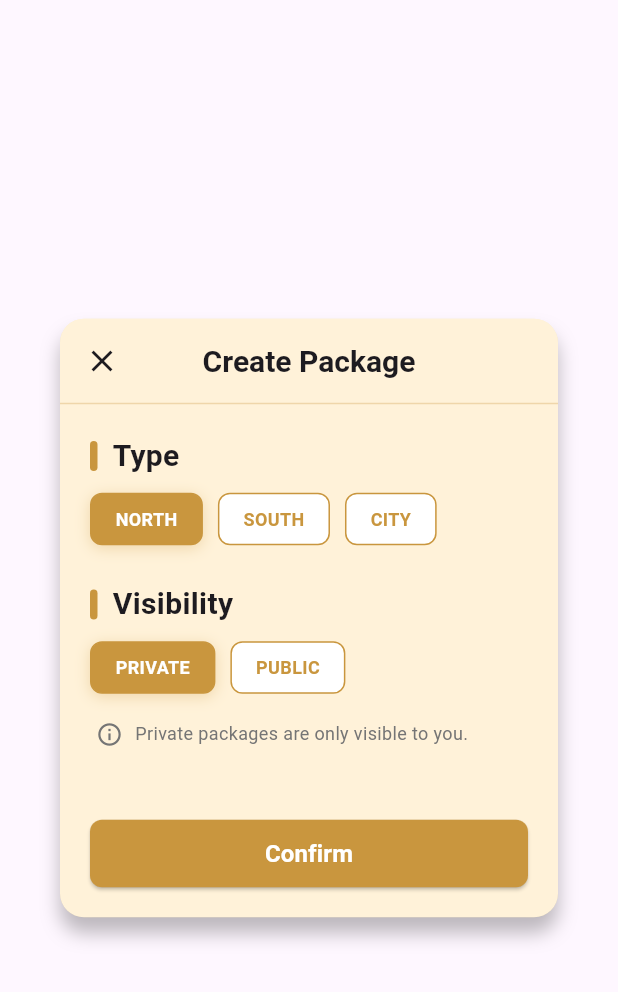
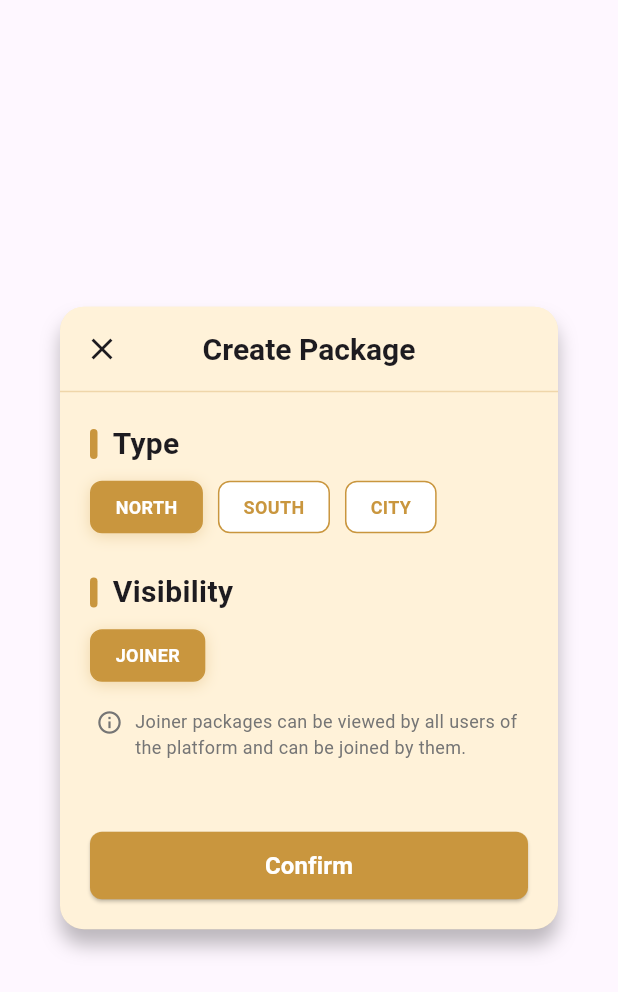
Before and after one commit to Daweee/TripNitor, a Flutter app: the PackageTypeVisibilitySelection widget shown alone on an empty page, opened directly, after a tap on "NORTH", on a phone screen of 412 x 824 dp. Shown: the top 992 px of the screen. Run offline on Flutter 3.47's test engine with Material 3 defaults, Android fonts, the phone set to English and light mode, and no system bars; our stand-ins replace dio, flutter_dash, flutter_dotenv, flutter_map, flutter_rating_bar, flutter_riverpod and 8 more; missing offline and left inert: flutter_stripe; accounts and stored records are empty; network calls fail.

Commit message:
added package creation capability in the admin ui

```diff
--- a/tripnitor_mobile_app/lib/pages/admin/package_admin_page.dart
+++ b/tripnitor_mobile_app/lib/pages/admin/package_admin_page.dart
@@ -1,11 +1,13 @@
 import 'package:flutter/material.dart';
 import 'package:flutter_riverpod/flutter_riverpod.dart';
 import 'package:intl/intl.dart';
+import 'package:font_awesome_flutter/font_awesome_flutter.dart';
 import '../../core/constants/constant.dart';
 import '../../models/package_model.dart';
 import '../../providers/package_provider.dart';
 import 'admin_drawer.dart';
 import 'profile/package_admin_profile.dart';
+import '../../widgets/package_creation_widgets/package_type_visibility_selection.dart';
 
 class PackageAdminPage extends ConsumerStatefulWidget {
   const PackageAdminPage({super.key});
@@ -170,6 +172,21 @@ class _PackageAdminPageState extends ConsumerState<PackageAdminPage> {
           ),
         ],
       ),
+      floatingActionButton: FloatingActionButton(
+        backgroundColor: Color(ColorConstants.PRIMARY_COLOR),
+        onPressed: () {
+          showDialog(
+            context: context,
+            builder: (BuildContext context) {
+              return PackageTypeVisibilitySelection();
+            },
+          );
+        },
+        child: FaIcon(
+          FontAwesomeIcons.boxOpen,
+          color: Color(ColorConstants.BACKGROUND_COLOR),
+        ),
+      ),
     );
   }
 
--- a/tripnitor_mobile_app/lib/widgets/package_creation_widgets/package_type_visibility_selection.dart
+++ b/tripnitor_mobile_app/lib/widgets/package_creation_widgets/package_type_visibility_selection.dart
@@ -1,36 +1,58 @@
 import 'package:flutter/foundation.dart';
 import 'package:flutter/material.dart';
+import 'package:flutter_riverpod/flutter_riverpod.dart';
 
 import '../../core/constants/constant.dart';
+import '../../providers/auth_provider.dart';
 import 'package_details_creation_page.dart';
 import 'package_start_final_location.dart';
 
-class PackageTypeVisibilitySelection extends StatefulWidget {
+class PackageTypeVisibilitySelection extends ConsumerStatefulWidget {
   const PackageTypeVisibilitySelection({super.key});
 
   @override
-  State<PackageTypeVisibilitySelection> createState() =>
+  ConsumerState<PackageTypeVisibilitySelection> createState() =>
       _PackageTypeVisibilitySelectionState();
 }
 
 class _PackageTypeVisibilitySelectionState
-    extends State<PackageTypeVisibilitySelection> {
+    extends ConsumerState<PackageTypeVisibilitySelection> {
   String selectedType = "NORTH";
-  String selectedVisibility = "PRIVATE";
+  String selectedVisibility = "JOINER";
+
+  @override
+  void initState() {
+    super.initState();
+    WidgetsBinding.instance.addPostFrameCallback((_) {
+      final authState = ref.read(authProvider);
+      if (authState.user?.role == 'ADMIN') {
+        setState(() {
+          selectedVisibility = "PRIVATE";
+        });
+      } else {
+        setState(() {
+          selectedVisibility = "JOINER";
+        });
+      }
+    });
+  }
 
   @override
   Widget build(BuildContext context) {
+    final authState = ref.watch(authProvider);
+    final isAdmin = authState.user?.role == 'ADMIN';
+
     return Dialog(
       shape: RoundedRectangleBorder(
         borderRadius: BorderRadius.circular(16),
       ),
       elevation: 0,
       backgroundColor: Color(ColorConstants.BACKGROUND_COLOR),
-      child: _selectionBox(),
+      child: _selectionBox(isAdmin),
     );
   }
 
-  Widget _selectionBox() {
+  Widget _selectionBox(bool isAdmin) {
     return Container(
       decoration: BoxDecoration(
         shape: BoxShape.rectangle,
@@ -55,7 +77,7 @@ class _PackageTypeVisibilitySelectionState
               onPressed: () => Navigator.pop(context),
             ),
             title: Text(
-              'Create Package',
+              isAdmin ? 'Create Pre-set Package' : 'Create Package',
               style: TextStyle(
                 fontSize: 20,
                 fontWeight: FontWeight.bold,
@@ -78,7 +100,7 @@ class _PackageTypeVisibilitySelectionState
                 SizedBox(height: 25),
                 _titleRow('Visibility'),
                 SizedBox(height: 10),
-                _visibilityChoices(),
+                _visibilityChoices(isAdmin),
                 SizedBox(height: 10),
                 _visibilityInfo(),
                 SizedBox(height: 40),
@@ -92,6 +114,9 @@ class _PackageTypeVisibilitySelectionState
   }
 
   Widget _visibilityInfo() {
+    final authState = ref.watch(authProvider);
+    final isAdmin = authState.user?.role == 'ADMIN';
+
     return Container(
       padding: EdgeInsets.symmetric(horizontal: 4, vertical: 8),
       child: Row(
@@ -106,8 +131,10 @@ class _PackageTypeVisibilitySelectionState
           Expanded(
             child: Text(
               selectedVisibility == "PRIVATE"
-                  ? "Private packages are only visible to you."
-                  : "Public packages can be viewed by all users of the platform and can be joined by them.",
+                  ? isAdmin
+                      ? "Pre-set private packages are visible to all users."
+                      : "Private packages are only visible to you."
+                  : "Joiner packages can be viewed by all users of the platform and can be joined by them.",
               style: TextStyle(
                 color: Colors.grey[600],
                 fontSize: 12,
@@ -120,14 +147,14 @@ class _PackageTypeVisibilitySelectionState
     );
   }
 
-  Widget _visibilityChoices() {
+  Widget _visibilityChoices(bool isAdmin) {
     return Container(
       child: Row(
         mainAxisAlignment: MainAxisAlignment.start,
         children: [
-          _choiceBox("PRIVATE", selectedVisibility),
-          SizedBox(width: 10),
-          _choiceBox("PUBLIC", selectedVisibility),
+          isAdmin
+              ? _choiceBox("PRIVATE", selectedVisibility)
+              : _choiceBox("JOINER", selectedVisibility),
         ],
       ),
     );
@@ -138,11 +165,32 @@ class _PackageTypeVisibilitySelectionState
       child: Row(
         mainAxisAlignment: MainAxisAlignment.start,
         children: [
-          _choiceBox("NORTH", selectedType),
+          InkWell(
+            onTap: () {
+              setState(() {
+                selectedType = "NORTH";
+              });
+            },
+            child: _choiceBox("NORTH", selectedType),
+          ),
           SizedBox(width: 10),
-          _choiceBox("SOUTH", selectedType),
+          InkWell(
+            onTap: () {
+              setState(() {
+                selectedType = "SOUTH";
+              });
+            },
+            child: _choiceBox("SOUTH", selectedType),
+          ),
           SizedBox(width: 10),
-          _choiceBox("CITY", selectedType),
+          InkWell(
+            onTap: () {
+              setState(() {
+                selectedType = "CITY";
+              });
+            },
+            child: _choiceBox("CITY", selectedType),
+          ),
         ],
       ),
     );
@@ -151,21 +199,10 @@ class _PackageTypeVisibilitySelectionState
   Widget _choiceBox(String value, String selectedValue) {
     bool isSelected = selectedValue == value;
 
-    return InkWell(
-      onTap: () {
-        setState(() {
-          if (selectedValue == selectedType) {
-            selectedType = value;
-          } else {
-            selectedVisibility = value;
-          }
-        });
-      },
-      child: Container(
+    return Container(
       padding: EdgeInsets.symmetric(horizontal: 16, vertical: 8),
       decoration: BoxDecoration(
-          color:
-              isSelected ? Color(ColorConstants.PRIMARY_COLOR) : Colors.white,
+        color: isSelected ? Color(ColorConstants.PRIMARY_COLOR) : Colors.white,
         borderRadius: BorderRadius.circular(8),
         border: Border.all(
           color: Color(ColorConstants.PRIMARY_COLOR),
@@ -187,7 +224,6 @@ class _PackageTypeVisibilitySelectionState
               isSelected ? Colors.white : Color(ColorConstants.PRIMARY_COLOR),
           fontWeight: FontWeight.bold,
           fontSize: 12,
-          ),
         ),
       ),
     );
```
Lines whose indentation alone changed are shown as unchanged.
